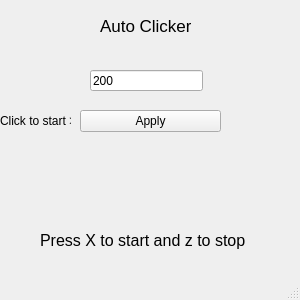
This is AutoClicker/mainwindow.ui in BOB450/GUI_AutoClicker as Qt 5 draws it before an edit. The edited form follows.
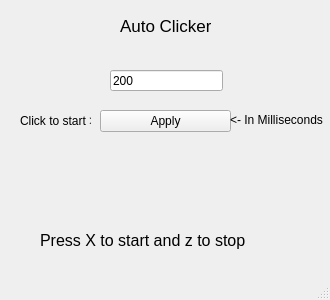
This is the edited form.

Commit message: changed sleep varible to boolean and changed ui

```diff
--- a/AutoClicker/mainwindow.ui
+++ b/AutoClicker/mainwindow.ui
@@ -6,19 +6,19 @@
    <rect>
     <x>0</x>
     <y>0</y>
-    <width>300</width>
+    <width>330</width>
     <height>300</height>
    </rect>
   </property>
   <property name="minimumSize">
    <size>
-    <width>300</width>
+    <width>330</width>
     <height>300</height>
    </size>
   </property>
   <property name="maximumSize">
    <size>
-    <width>300</width>
+    <width>330</width>
     <height>300</height>
    </size>
   </property>
@@ -30,13 +30,19 @@
   <property name="windowTitle">
    <string>Auto Clicker</string>
   </property>
+  <property name="iconSize">
+   <size>
+    <width>64</width>
+    <height>64</height>
+   </size>
+  </property>
   <widget class="QWidget" name="centralwidget">
    <widget class="QPushButton" name="pushButton">
     <property name="geometry">
      <rect>
-      <x>80</x>
+      <x>100</x>
       <y>110</y>
-      <width>141</width>
+      <width>131</width>
       <height>22</height>
      </rect>
     </property>
@@ -47,7 +53,7 @@
    <widget class="QLineEdit" name="lineEdit">
     <property name="geometry">
      <rect>
-      <x>90</x>
+      <x>110</x>
       <y>70</y>
       <width>113</width>
       <height>21</height>
@@ -63,7 +69,7 @@
    <widget class="QLabel" name="label">
     <property name="geometry">
      <rect>
-      <x>100</x>
+      <x>120</x>
       <y>10</y>
       <width>91</width>
       <height>31</height>
@@ -101,7 +107,7 @@
    <widget class="QLabel" name="label_3">
     <property name="geometry">
      <rect>
-      <x>0</x>
+      <x>20</x>
       <y>110</y>
       <width>71</width>
       <height>21</height>
@@ -111,6 +117,19 @@
      <string>Click to start &gt;</string>
     </property>
    </widget>
+   <widget class="QLabel" name="label_4">
+    <property name="geometry">
+     <rect>
+      <x>230</x>
+      <y>110</y>
+      <width>101</width>
+      <height>21</height>
+     </rect>
+    </property>
+    <property name="text">
+     <string>&lt;html&gt;&lt;head/&gt;&lt;body&gt;&lt;p&gt;&amp;lt;- In Milliseconds&lt;/p&gt;&lt;/body&gt;&lt;/html&gt;</string>
+    </property>
+   </widget>
   </widget>
   <widget class="QStatusBar" name="statusbar"/>
  </widget>
```
The commit also changes 4 other files.
